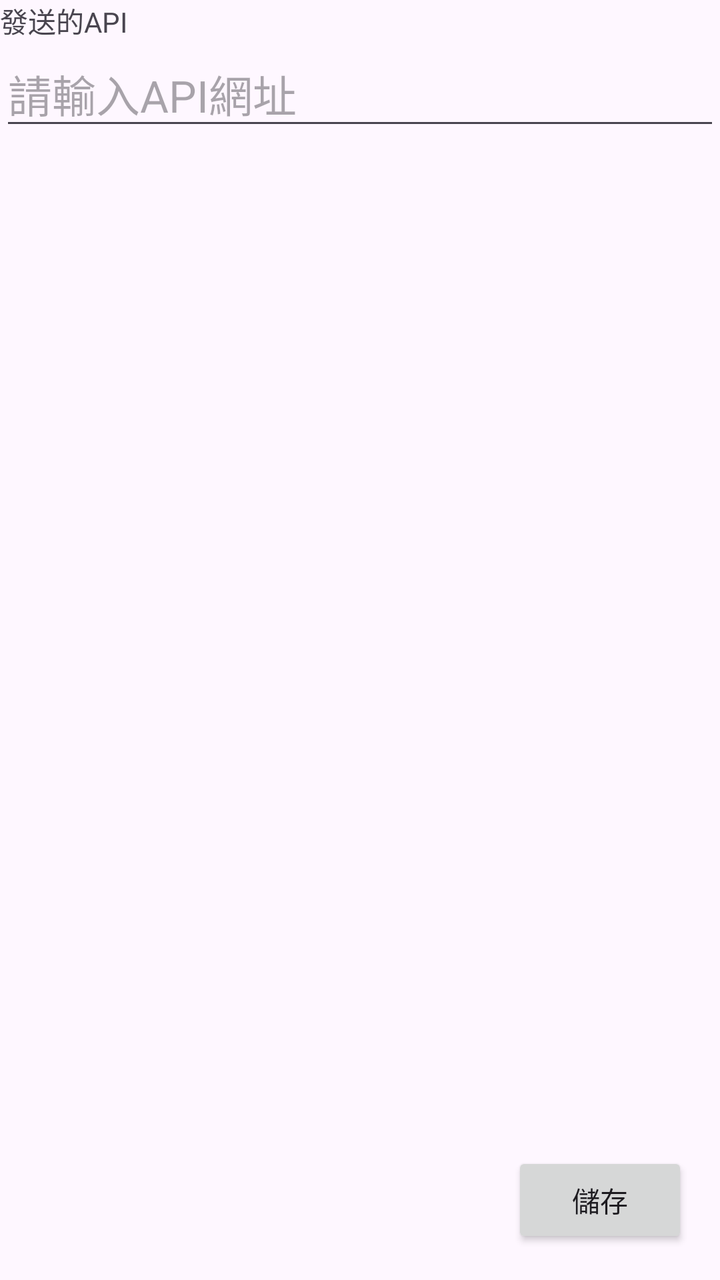
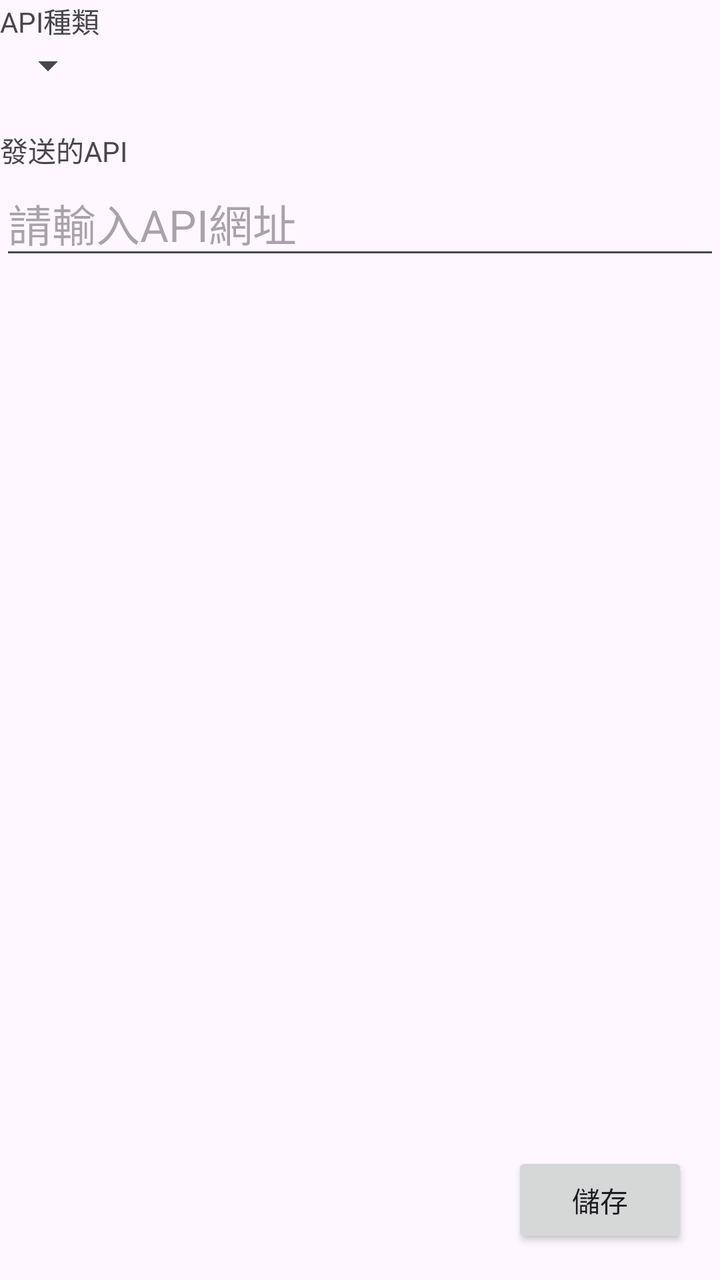

The first picture is an Android layout as it rendered before a commit; the second is the same layout after the commit. The layout source and the unified diff follow.
<!-- AndroidManifest.xml: application theme Theme.FurCardReader -->
<!-- res/layout/activity_setting.xml -->
<?xml version="1.0" encoding="utf-8"?>
<LinearLayout xmlns:android="http://schemas.android.com/apk/res/android"
    android:layout_width="match_parent"
    android:layout_height="match_parent"
    android:layout_marginTop="16dp"
    android:layout_marginStart="16dp"
    android:layout_marginEnd="16dp"
    android:layout_marginBottom="16dp"
    android:orientation="vertical">

    <LinearLayout
        android:layout_width="match_parent"
        android:layout_height="wrap_content"
        android:orientation="vertical">

        <TextView
            android:layout_width="match_parent"
            android:layout_height="wrap_content"
            android:text="發送的API"/>

        <EditText
            android:id="@+id/apiEditText"
            android:layout_width="match_parent"
            android:layout_height="wrap_content"
            android:autofillHints=""
            android:inputType="textUri"
            android:textAppearance="@style/TextAppearance.AppCompat.Large"
            android:hint="@string/please_enter_api"/>

    </LinearLayout>

    <LinearLayout
        android:layout_width="match_parent"
        android:layout_height="wrap_content"
        android:orientation="horizontal">

        <TextView
            android:layout_width="wrap_content"
            android:layout_height="match_parent"/>

    </LinearLayout>

    <LinearLayout
        android:layout_width="wrap_content"
        android:layout_height="0dp"
        android:layout_gravity="end"
        android:layout_weight="1">

    </LinearLayout>

    <Button
        android:id="@+id/saveButton"
        android:layout_width="wrap_content"
        android:layout_height="wrap_content"
        android:layout_gravity="end"
        android:layout_marginEnd="16dp"
        android:layout_marginBottom="16dp"
        android:text="@string/save"/>

</LinearLayout>
<!-- resources referenced by this layout -->
<resources>
  <string name="please_enter_api">請輸入API網址</string>
  <string name="save">儲存</string>
  <style name="Theme.FurCardReader" parent="Base.Theme.FurCardReader" />
  <style name="Base.Theme.FurCardReader" parent="Theme.Material3.DayNight.NoActionBar">
          
          
      </style>
</resources>

<!-- the commit's change to res/layout/activity_setting.xml (unified diff, before → after) -->
@@ -12,6 +12,25 @@
         android:layout_width="match_parent"
         android:layout_height="wrap_content"
         android:orientation="vertical">
+        <TextView
+            android:layout_width="match_parent"
+            android:layout_height="wrap_content"
+            android:text="API種類"/>
+
+        <Spinner
+            android:id="@+id/apiTypeSpinner"
+            android:layout_width="wrap_content"
+            android:layout_height="wrap_content"
+            android:textAppearance="@style/TextAppearance.AppCompat.Large"
+            android:text="發送的API"/>
+
+    </LinearLayout>
+
+    <LinearLayout
+        android:layout_width="match_parent"
+        android:layout_height="wrap_content"
+        android:orientation="vertical"
+        android:layout_marginTop="20dp">
 
         <TextView
             android:layout_width="match_parent"
